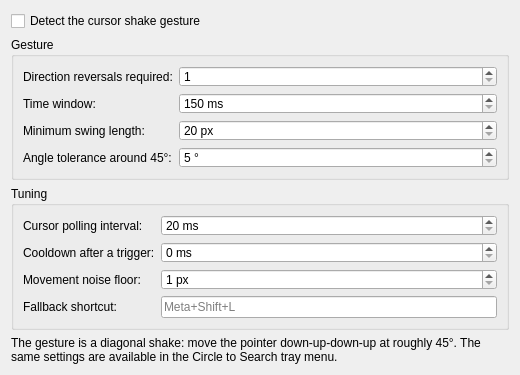
The window that kwinscript/contents/ui/config.ui (fand1l/cts_gl) describes before a commit, drawn with Qt 5.
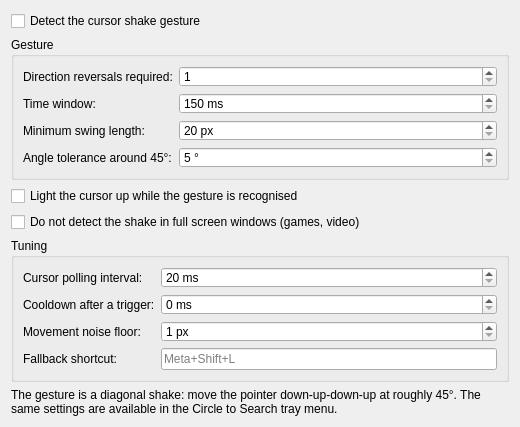
The same window after the commit.

Commit message: Cursor glow while the gesture is recognised, and a full-screen guard

What changed in the file:
```diff
--- a/kwinscript/contents/ui/config.ui
+++ b/kwinscript/contents/ui/config.ui
@@ -113,6 +113,20 @@
      </layout>
     </widget>
    </item>
+   <item>
+    <widget class="QCheckBox" name="kcfg_glow">
+     <property name="text">
+      <string>Light the cursor up while the gesture is recognised</string>
+     </property>
+    </widget>
+   </item>
+   <item>
+    <widget class="QCheckBox" name="kcfg_disableInFullscreen">
+     <property name="text">
+      <string>Do not detect the shake in full screen windows (games, video)</string>
+     </property>
+    </widget>
+   </item>
    <item>
     <widget class="QGroupBox" name="tuningBox">
      <property name="title">
```
The commit also changes 13 other files.
